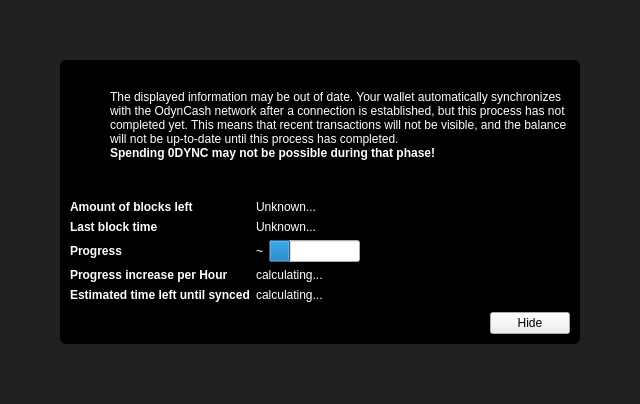
Before: the Qt Designer form src/qt/forms/modaloverlay.ui in Zero-Dynamics/cash-core, drawn with Qt 5.
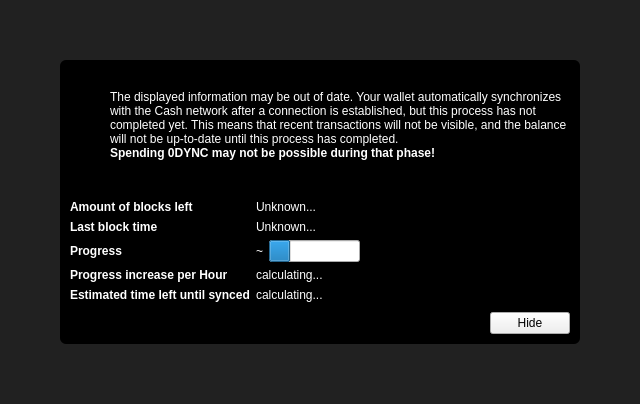
After: the same form once the commit is applied. Icons and pictures are not drawn. Custom widgets are drawn as their Qt base class.

Commit message: Simplify OdynCash to Cash

The edit to the form file:
```diff
--- a/src/qt/forms/modaloverlay.ui
+++ b/src/qt/forms/modaloverlay.ui
@@ -137,7 +137,7 @@
 color: rgb(255, 255, 255);</string>
                </property>
                <property name="text">
-                <string>The displayed information may be out of date. Your wallet automatically synchronizes with the OdynCash network after a connection is established, but this process has not completed yet. This means that recent transactions will not be visible, and the balance will not be up-to-date until this process has completed.</string>
+                <string>The displayed information may be out of date. Your wallet automatically synchronizes with the Cash network after a connection is established, but this process has not completed yet. This means that recent transactions will not be visible, and the balance will not be up-to-date until this process has completed.</string>
                </property>
                <property name="textFormat">
                 <enum>Qt::RichText</enum>
```
The commit also changes 780 other files.
